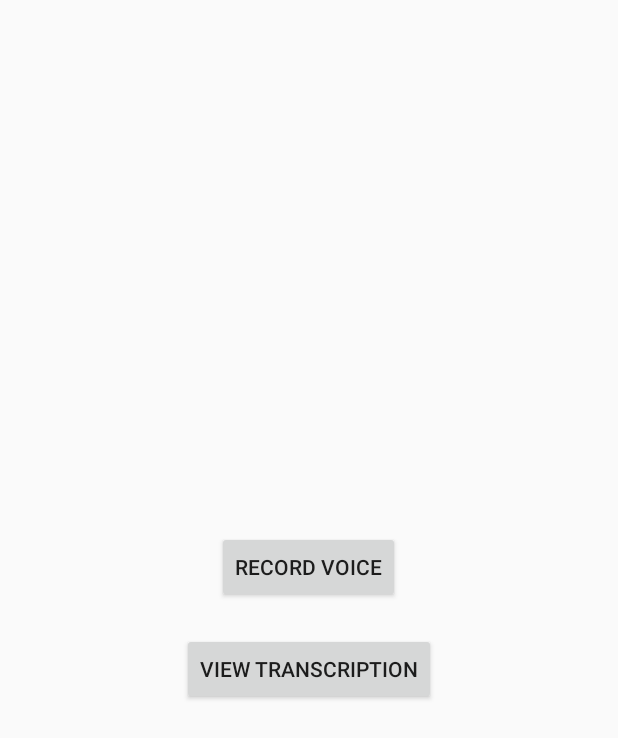
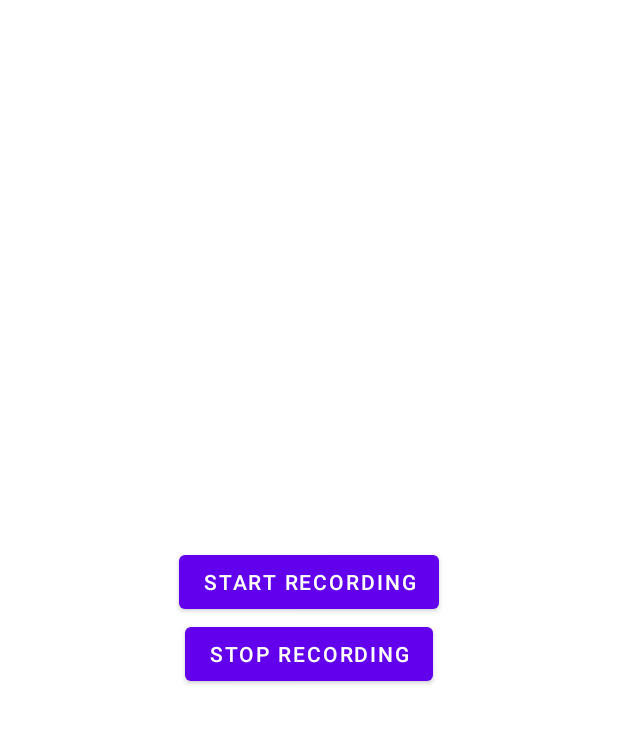
Before and after one commit to yabyer1/YabVoice, an Android app built with Jetpack Compose: the screen it shows after launch (MainActivity before the commit, RecordingActivity after it), after a tap on "RECORD VOICE", on a phone screen of 412 x 824 dp. Shown: the top 738 px of the screen. Run offline under Robolectric (Android 15) with nearby library versions, the light colour scheme and no system bars.

Commit message:
more items added, main issue now is working on getting the app to save the audio correctly to send....

```diff
--- a/AudioInput/app/build.gradle.kts
+++ b/AudioInput/app/build.gradle.kts
@@ -68,4 +68,6 @@ dependencies {
     debugImplementation(libs.androidx.ui.tooling)
     implementation(libs.okhttp) // Use the latest version
     debugImplementation(libs.androidx.ui.test.manifest)
+    implementation(libs.material)
+
 }
--- a/AudioInput/app/src/main/res/layout/activity_recording.xml
+++ b/AudioInput/app/src/main/res/layout/activity_recording.xml
@@ -9,5 +9,10 @@
         android:id="@+id/btnStartRecording"
         android:layout_width="wrap_content"
         android:layout_height="wrap_content"
-        android:text="Start Recording" />
+        android:text="@string/start_recording" />
+    <Button
+        android:id="@+id/btnStopRecording"
+        android:layout_width="wrap_content"
+        android:layout_height="wrap_content"
+        android:text="@string/stop_recording" />
 </LinearLayout>
--- a/AudioInput/app/src/main/res/values/strings.xml
+++ b/AudioInput/app/src/main/res/values/strings.xml
@@ -2,4 +2,6 @@
     <string name="app_name">AudioInput</string>
     <string name="record_voice">Record Voice</string>
     <string name="view_transcription">View Transcription</string>
+    <string name="start_recording">Start Recording</string>
+    <string name="stop_recording">Stop Recording</string>
 </resources>
--- a/AudioInput/app/src/main/res/values/themes.xml
+++ b/AudioInput/app/src/main/res/values/themes.xml
@@ -1,5 +1,14 @@
 <?xml version="1.0" encoding="utf-8"?>
-<resources>
+<resources xmlns:tools="http://schemas.android.com/tools">
 
-    <style name="Theme.AudioInput" parent="android:Theme.Material.Light.NoActionBar" />
+    <style name="Theme.AudioInput" parent="Theme.MaterialComponents.DayNight.NoActionBar">
+        <item name="colorPrimary">@color/purple_500</item>
+        <item name="colorPrimaryVariant">@color/purple_700</item>
+        <item name="colorOnPrimary">@color/white</item>
+        <item name="colorSecondary">@color/teal_200</item>
+        <item name="colorSecondaryVariant">@color/teal_700</item>
+        <item name="colorOnSecondary">@color/black</item>
+        <item name="android:windowBackground">@color/white</item>
+    </style>
+
 </resources>
--- a/AudioInput/gradle/libs.versions.toml
+++ b/AudioInput/gradle/libs.versions.toml
@@ -10,6 +10,7 @@ activityCompose = "1.9.3"
 composeBom = "2024.04.01"
 appcompat = "1.7.0"
 okhttp = "4.12.0"
+material = "1.11.0"
 
 [libraries]
 androidx-core-ktx = { group = "androidx.core", name = "core-ktx", version.ref = "coreKtx" }
@@ -28,6 +29,7 @@ androidx-ui-test-junit4 = { group = "androidx.compose.ui", name = "ui-test-junit
 androidx-material3 = { group = "androidx.compose.material3", name = "material3" }
 androidx-appcompat = { group = "androidx.appcompat", name = "appcompat", version.ref = "appcompat" }
 okhttp = { module = "com.squareup.okhttp3:okhttp", version.ref = "okhttp" }
+material = { module = "com.google.android.material:material", version.ref = "material" }
 
 [plugins]
 android-application = { id = "com.android.application", version.ref = "agp" }
```
Also changed, not shown: AudioInput/app/src/main/AndroidManifest.xml (+8 -1 lines), AudioInput/app/src/main/java/com/example/audioinput/MainActivity.kt (+0 -21 lines), AudioInput/app/src/main/java/com/example/audioinput/RecordingActivity.kt (+36 -22 lines), AudioInput/app/src/main/java/com/example/audioinput/TranscriptionActivity.kt (+16 -5 lines), 1 other file.
